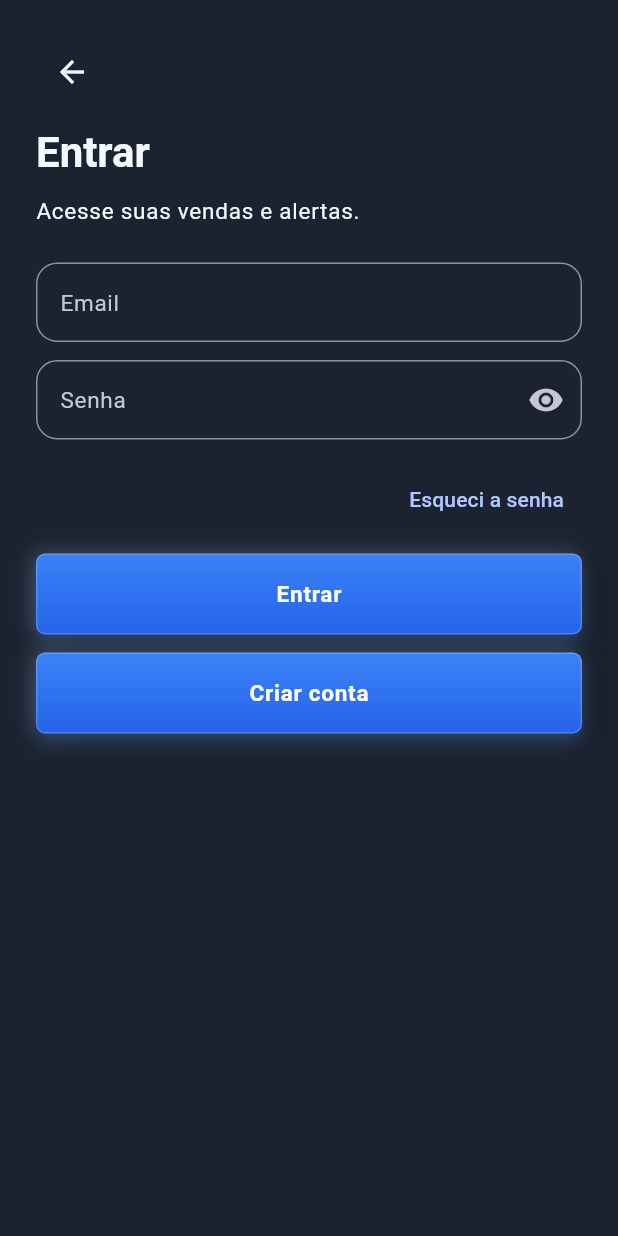
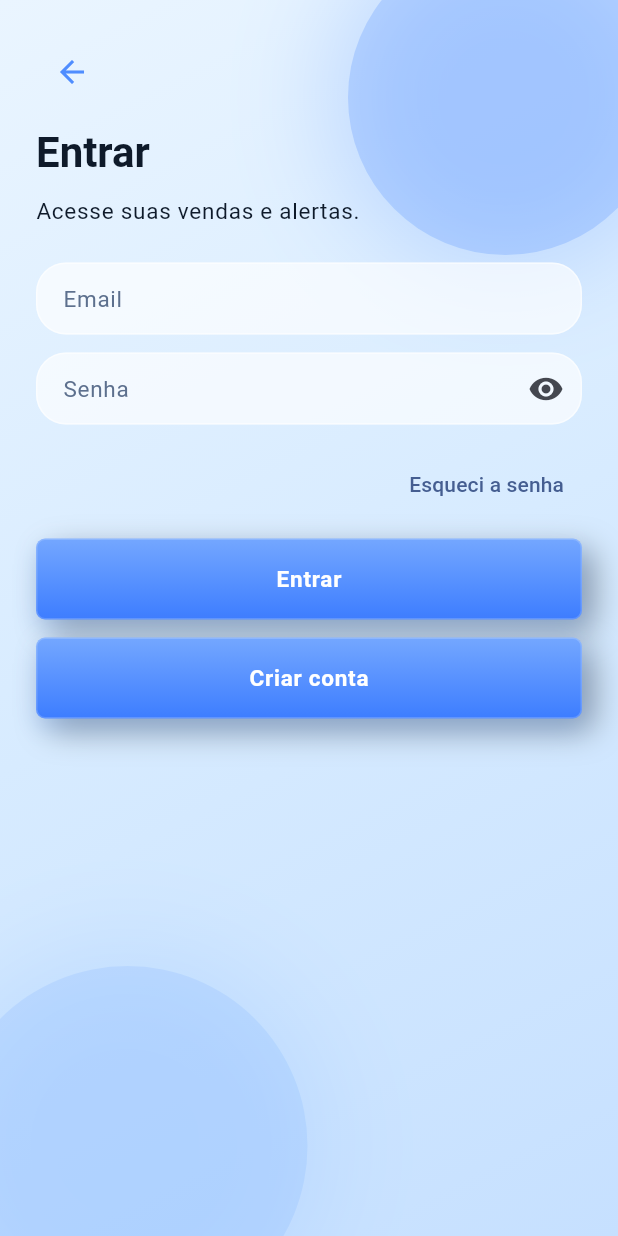
Before and after one commit to Mauricio-HNS/ClinicFlow-AI, a Flutter app: the screen it shows after launch, after a tap on "Pular", after a tap on "Entrar", on a phone screen of 412 x 824 dp. Run offline on Flutter 3.47's test engine with Material 3 defaults, Android fonts, the phone set to English and light mode, and no system bars; our stand-ins replace image_picker.

Commit message:
style(theme): apply light blue glassmorphism base across app

```diff
--- a/lib/app.dart
+++ b/lib/app.dart
@@ -28,21 +28,21 @@ class GarageSaleApp extends StatelessWidget {
       theme: ThemeData(
         colorScheme: ColorScheme.fromSeed(
           seedColor: AppColors.primary,
-          brightness: Brightness.dark,
+          brightness: Brightness.light,
         ),
-        scaffoldBackgroundColor: AppColors.canvas,
+        scaffoldBackgroundColor: Colors.transparent,
         shadowColor: AppColors.glow,
         iconTheme: const IconThemeData(
-          color: Color(0xFFEAF3FF),
+          color: AppColors.primary,
         ),
         useMaterial3: true,
         navigationBarTheme: NavigationBarThemeData(
-          backgroundColor: AppColors.surface,
-          indicatorColor: AppColors.primary.withValues(alpha: 0.22),
+          backgroundColor: AppColors.surface.withValues(alpha: 0.75),
+          indicatorColor: AppColors.primary.withValues(alpha: 0.18),
           iconTheme: WidgetStateProperty.resolveWith(
             (states) => IconThemeData(
               size: 26,
-              color: states.contains(WidgetState.selected) ? const Color(0xFFEAF3FF) : AppColors.textMuted,
+              color: states.contains(WidgetState.selected) ? AppColors.primaryEnd : AppColors.textMuted,
             ),
           ),
           labelTextStyle: WidgetStateProperty.resolveWith(
@@ -61,6 +61,35 @@ class GarageSaleApp extends StatelessWidget {
           bodyMedium: TextStyle(fontSize: 14, height: 1.4, color: AppColors.textMuted),
           bodySmall: TextStyle(fontSize: 12, height: 1.4, color: AppColors.textMuted),
         ),
+        appBarTheme: AppBarTheme(
+          backgroundColor: Colors.transparent,
+          elevation: 0,
+          titleTextStyle: const TextStyle(
+            color: AppColors.textPrimary,
+            fontSize: 20,
+            fontWeight: FontWeight.w700,
+          ),
+          iconTheme: const IconThemeData(color: AppColors.primary),
+        ),
+        inputDecorationTheme: InputDecorationTheme(
+          filled: true,
+          fillColor: Colors.white.withValues(alpha: 0.65),
+          contentPadding: const EdgeInsets.symmetric(horizontal: 14, vertical: 12),
+          hintStyle: const TextStyle(color: AppColors.textMuted),
+          labelStyle: const TextStyle(color: AppColors.textMuted),
+          border: OutlineInputBorder(
+            borderRadius: BorderRadius.circular(20),
+            borderSide: BorderSide(color: Colors.white.withValues(alpha: 0.65)),
+          ),
+          enabledBorder: OutlineInputBorder(
+            borderRadius: BorderRadius.circular(20),
+            borderSide: BorderSide(color: Colors.white.withValues(alpha: 0.55)),
+          ),
+          focusedBorder: OutlineInputBorder(
+            borderRadius: BorderRadius.circular(20),
+            borderSide: BorderSide(color: AppColors.primary.withValues(alpha: 0.55), width: 1.2),
+          ),
+        ),
         filledButtonTheme: FilledButtonThemeData(
           style: FilledButton.styleFrom(
             backgroundColor: AppColors.primary,
@@ -71,13 +100,18 @@ class GarageSaleApp extends StatelessWidget {
         ),
         outlinedButtonTheme: OutlinedButtonThemeData(
           style: OutlinedButton.styleFrom(
-            foregroundColor: const Color(0xFFEAF3FF),
-            backgroundColor: AppColors.highlight.withValues(alpha: 0.55),
+            foregroundColor: AppColors.primaryEnd,
+            backgroundColor: Colors.white.withValues(alpha: 0.65),
             shape: RoundedRectangleBorder(borderRadius: BorderRadius.circular(18)),
-            side: BorderSide(color: Colors.white.withValues(alpha: 0.18)),
+            side: BorderSide(color: Colors.white.withValues(alpha: 0.78)),
           ),
         ),
       ),
+      builder: (context, child) {
+        return _AppBackground(
+          child: child ?? const SizedBox.shrink(),
+        );
+      },
       initialRoute: '/splash',
       routes: {
         '/splash': (_) => const SplashScreen(),
@@ -91,6 +125,76 @@ class GarageSaleApp extends StatelessWidget {
         '/jobs': (_) => const JobsScreen(),
         '/home': (_) => const AppShell(),
       },
+    );
+  }
+}
+
+class _AppBackground extends StatelessWidget {
+  final Widget child;
+
+  const _AppBackground({required this.child});
+
+  @override
+  Widget build(BuildContext context) {
+    return Container(
+      decoration: const BoxDecoration(
+        gradient: LinearGradient(
+          colors: [
+            Color(0xFFEAF5FF),
+            Color(0xFFD7EBFF),
+            Color(0xFFC6E0FF),
+          ],
+          begin: Alignment.topLeft,
+          end: Alignment.bottomRight,
+        ),
+      ),
+      child: Stack(
+        children: [
+          Positioned(
+            top: -40,
+            right: -30,
+            child: _BlurOrb(
+              size: 210,
+              color: AppColors.primary.withValues(alpha: 0.25),
+            ),
+          ),
+          Positioned(
+            bottom: -60,
+            left: -35,
+            child: _BlurOrb(
+              size: 240,
+              color: AppColors.glow.withValues(alpha: 0.2),
+            ),
+          ),
+          child,
+        ],
+      ),
+    );
+  }
+}
+
+class _BlurOrb extends StatelessWidget {
+  final double size;
+  final Color color;
+
+  const _BlurOrb({required this.size, required this.color});
+
+  @override
+  Widget build(BuildContext context) {
+    return Container(
+      width: size,
+      height: size,
+      decoration: BoxDecoration(
+        shape: BoxShape.circle,
+        color: color,
+        boxShadow: [
+          BoxShadow(
+            color: color,
+            blurRadius: 60,
+            spreadRadius: 12,
+          ),
+        ],
+      ),
     );
   }
 }
--- a/lib/theme/app_colors.dart
+++ b/lib/theme/app_colors.dart
@@ -1,15 +1,15 @@
 import 'package:flutter/material.dart';
 
 class AppColors {
-  static const primaryStart = Color(0xFF3B82F6);
-  static const primaryEnd = Color(0xFF2563EB);
-  static const primary = Color(0xFF2F6FE8);
-  static const canvas = Color(0xFF1B2230);
-  static const surface = Color(0xFF232D3F);
-  static const highlight = Color(0xFF2D3950);
-  static const textPrimary = Color(0xFFF3F8FF);
-  static const textMuted = Color(0xFFB9C7DD);
-  static const glow = Color(0xFF60A5FA);
+  static const primaryStart = Color(0xFF74A7FF);
+  static const primaryEnd = Color(0xFF3D7DFF);
+  static const primary = Color(0xFF4F8DFF);
+  static const canvas = Color(0xFFE5F2FF);
+  static const surface = Color(0xFFD8ECFF);
+  static const highlight = Color(0xFFC6E2FF);
+  static const textPrimary = Color(0xFF0E1A2A);
+  static const textMuted = Color(0xFF5D708E);
+  static const glow = Color(0xFF7AB0FF);
 
   static const furniture = Color(0xFFFF6B6B);
   static const clothing = Color(0xFFFFB86B);
@@ -18,6 +18,6 @@ class AppColors {
   static const misc = Color(0xFF4F9CFF);
 
   static const price = Color(0xFFFF8FAB);
-  static const distance = Color(0xFF34D399);
+  static const distance = Color(0xFF49BEA4);
   static const accent = Color(0xFF2563EB);
 }
```
